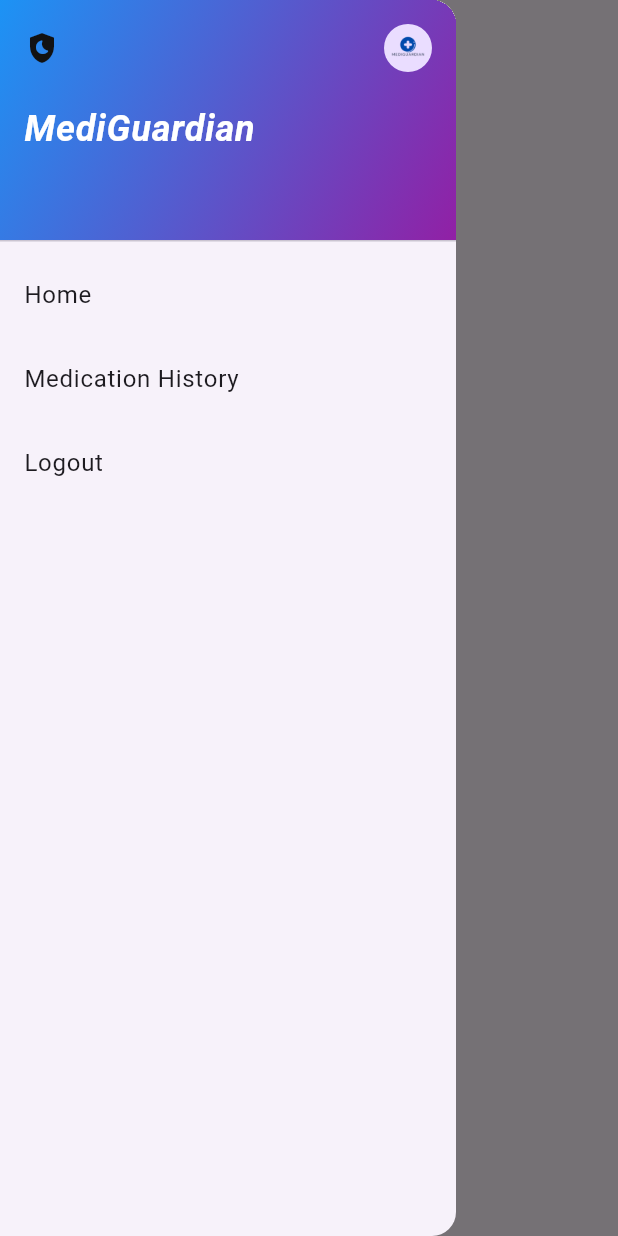
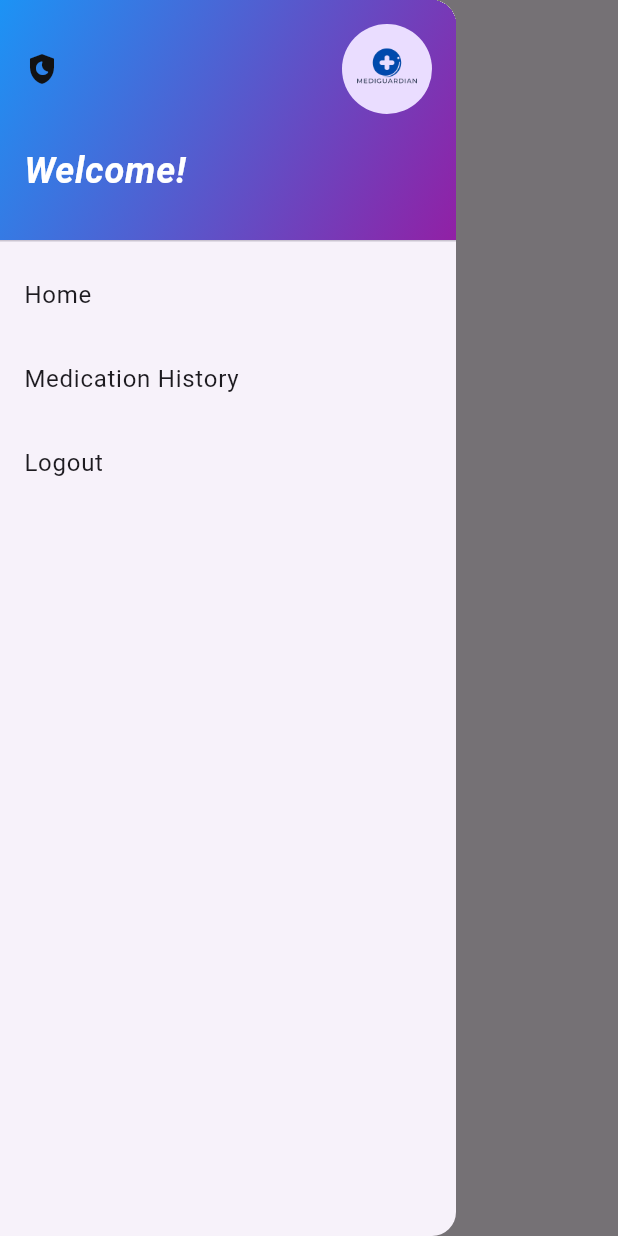
Before and after one commit to BUK-Software-Engineering-Department/MMS, a Flutter app: the MedicationHistory screen opened by its route, with the side drawer open, on a phone screen of 412 x 824 dp. Run offline on Flutter 3.47's test engine with Material 3 defaults, Android fonts, the phone set to English and light mode, and no system bars; our stand-ins replace date_picker_timeline, firebase_auth, firebase_core, flutter_local_notifications, flutter_staggered_animations, flutter_svg and 7 more; accounts and stored records are empty.

Commit message:
added a drawer menu & medication history page

```diff
--- a/lib/ui/pages/medication_history.dart
+++ b/lib/ui/pages/medication_history.dart
@@ -1,13 +1,11 @@
-
 import 'package:flutter/material.dart';
 import 'package:flutter_staggered_animations/flutter_staggered_animations.dart';
 import 'package:get/get.dart';
 import 'package:mms/controllers/medicine_controller.dart';
 import 'package:mms/models/medicine.dart';
-import 'package:mms/ui/theme.dart';
-import 'package:firebase_auth/firebase_auth.dart';
+import 'package:mms/ui/widgets/menu.dart';
 import '../size_config.dart';
-import '../widgets/med_card.dart';
+import '../widgets/medcard.dart';
 
 class MedicationHistory extends StatelessWidget {
   const MedicationHistory({super.key});
@@ -19,86 +17,7 @@ class MedicationHistory extends StatelessWidget {
     return Scaffold(
       appBar: _buildAppBar(context),
       backgroundColor: context.theme.colorScheme.background,
-      drawer: Drawer(
-        child: ListView(
-          padding: EdgeInsets.zero,
-          children: <Widget>[
-            DrawerHeader(
-              decoration: const BoxDecoration(
-                  gradient: LinearGradient(
-                      begin: Alignment.topLeft,
-                      end: Alignment.bottomRight,
-                      colors: [
-                    Color.fromARGB(255, 28, 147, 245),
-                    Color.fromARGB(255, 145, 32, 165)
-                  ])),
-              child: Column(
-                crossAxisAlignment: CrossAxisAlignment.start,
-                children: [
-                  Row(
-                    mainAxisAlignment: MainAxisAlignment.spaceBetween,
-                    children: [
-                      GestureDetector(
-                        /*onTap: () {
-                          ThemeService().switchTheme();
-                          notifyHelper.displayNotification(
-                            title: "Theme Changed",
-                            body: Get.isDarkMode
-                                ? "Light theme activated."
-                                : "Dark theme activated",
-                          );
-                        },*/
-                        child: Icon(
-                            Get.isDarkMode
-                                ? Icons.wb_sunny
-                                : Icons.shield_moon,
-                            color: Get.isDarkMode
-                                ? Colors.white
-                                : darkGreyClr),
-                      ),
-                      const CircleAvatar(
-                        radius: 16,
-                        backgroundImage: AssetImage("images/logo.png"),
-                      ),
-                    ],
-                  ),
-                  const SizedBox(height: 20),
-                  const Text(
-                    'MediGuardian',
-                    style: TextStyle(
-                      color: Colors.white,
-                      fontSize: 24,
-                      fontWeight: FontWeight.bold,
-                      fontStyle: FontStyle.italic,
-                    ),
-                  ),
-                ],
-              ),
-            ),
-            ListTile(
-              title: const Text('Home'),
-              onTap: () {
-                Navigator.pushNamed(context, '/home');
-              },
-            ),
-            ListTile(
-              title: const Text('Medication History'),
-              onTap: () {
-                Navigator.pushNamed(context, '/history');
-              },
-            ),
-            ListTile(
-              title: const Text('Logout'),
-              onTap: () {
-                FirebaseAuth.instance.signOut().then((value){
-                  print("Signed Out");
-                  Navigator.pushNamed(context, '/');
-                });
-              },
-            ),
-          ],
-        ),
-      ),
+      drawer:  MyMenu(),
       body: _buildMedicineList(medicineController),
     );
   }
@@ -112,6 +31,7 @@ class MedicationHistory extends StatelessWidget {
 
   Widget _buildMedicineList(MedicineController medicineController) {
     return Expanded(
+      flex: 1,
       child: Obx(
         () => ListView.builder(
           scrollDirection: Axis.vertical,
@@ -135,7 +55,7 @@ class MedicationHistory extends StatelessWidget {
         horizontalOffset: 300.0,
         child: FadeInAnimation(
           child: GestureDetector(
-            child: MedicineCard(medicine),
+            child: MedicineCards(medicine),
           ),
         ),
       ),
--- /dev/null
+++ b/lib/ui/widgets/menu.dart
@@ -0,0 +1,112 @@
+import 'package:firebase_auth/firebase_auth.dart';
+import 'package:flutter/material.dart';
+import 'package:get/get.dart';
+import 'package:mms/services/notification_services.dart';
+import 'package:mms/services/theme_services.dart';
+import 'package:mms/ui/theme.dart';
+
+
+class MyMenu extends StatefulWidget {
+
+  MyMenu({super.key});
+
+  @override
+  State<MyMenu> createState() => _MyMenuState();
+}
+
+class _MyMenuState extends State<MyMenu> {
+  late var notifyHelper;
+
+  @override
+  void initState() {
+    super.initState();
+    notifyHelper = NotifyHelper();
+    notifyHelper.initializeNotification();
+    notifyHelper.requestIOSPermissions();
+    }
+
+  @override
+  Widget build(BuildContext context) {
+    return Drawer(
+      child: ListView(
+        padding: EdgeInsets.zero,
+        children: <Widget>[
+
+          DrawerHeader(
+    decoration: const BoxDecoration(
+        gradient: LinearGradient(
+            begin: Alignment.topLeft,
+            end: Alignment.bottomRight,
+            colors: [
+          Color.fromARGB(255, 28, 147, 245),
+          Color.fromARGB(255, 145, 32, 165)
+        ])),
+    child: Column(
+      crossAxisAlignment: CrossAxisAlignment.start,
+      children: [
+        Row(
+          mainAxisAlignment: MainAxisAlignment.spaceBetween,
+          children: [
+            GestureDetector(
+              onTap: () {
+                ThemeService().switchTheme();
+                notifyHelper.displayNotification(
+                  title: "Theme Changed",
+                  body: Get.isDarkMode
+                      ? "Light theme activated."
+                      : "Dark theme activated",
+                );
+              },
+              child: Icon(
+                  Get.isDarkMode
+                      ? Icons.wb_sunny
+                      : Icons.shield_moon,
+                  color: Get.isDarkMode
+                      ? Colors.white
+                      : darkGreyClr),
+            ),
+            const CircleAvatar(
+              radius: 30,
+              backgroundImage: AssetImage("images/logo.png"),
+            ),
+          ],
+        ),
+        const SizedBox(height: 20),
+        const Text(
+          'Welcome!',
+          style: TextStyle(
+            color: Colors.white,
+            fontSize: 24,
+            fontWeight: FontWeight.bold,
+            fontStyle: FontStyle.italic,
+          ),
+        ),
+      ],
+    ),
+        ),
+          ListTile(
+            title: const Text('Home'),
+            onTap: () {
+              Navigator.pushNamed(context, '/home');
+            },
+          ),
+          ListTile(
+            title: const Text('Medication History'),
+            onTap: () {
+              Navigator.pushNamed(context, '/history');
+            },
+          ),
+          ListTile(
+            title: const Text('Logout'),
+            onTap: () {
+              FirebaseAuth.instance.signOut().then((value){
+                print("Signed Out");
+                Navigator.pushNamed(context, '/');
+              });
+            },
+          ),
+        ],
+      ),
+    );
+  }
+}
```
Also changed, not shown: lib/ui/widgets/medcard.dart (added, +107 -0 lines).
